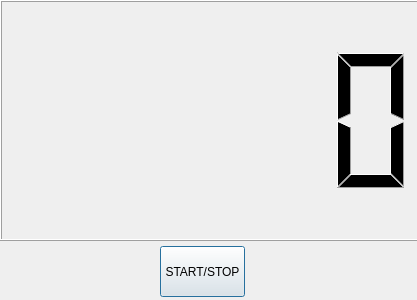
Before: the Qt Designer form MainDialog.ui in tsunekinaoto/Ramentimer, drawn with Qt 5.
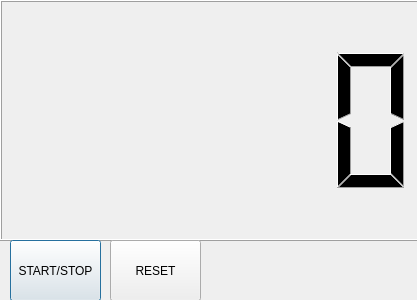
After: the same form once the commit is applied.

Commit message: Make reset Button

Diff of the .ui file:
```diff
--- a/MainDialog.ui
+++ b/MainDialog.ui
@@ -26,16 +26,29 @@
   <widget class="QPushButton" name="pushButton">
    <property name="geometry">
     <rect>
-     <x>160</x>
-     <y>246</y>
-     <width>85</width>
-     <height>51</height>
+     <x>10</x>
+     <y>240</y>
+     <width>91</width>
+     <height>61</height>
     </rect>
    </property>
    <property name="text">
     <string>START/STOP</string>
    </property>
   </widget>
+  <widget class="QPushButton" name="pushButton_2">
+   <property name="geometry">
+    <rect>
+     <x>110</x>
+     <y>240</y>
+     <width>91</width>
+     <height>61</height>
+    </rect>
+   </property>
+   <property name="text">
+    <string>RESET</string>
+   </property>
+  </widget>
  </widget>
  <resources/>
  <connections/>
```
